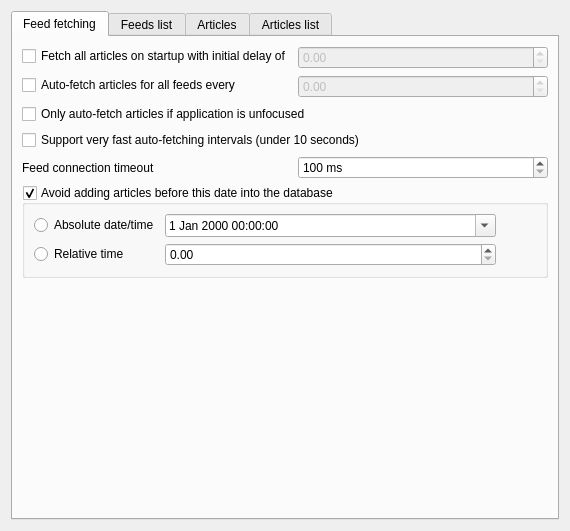
Old version of the form src/librssguard/gui/settings/settingsfeedsmessages.ui in the repository martinrotter/rssguard.
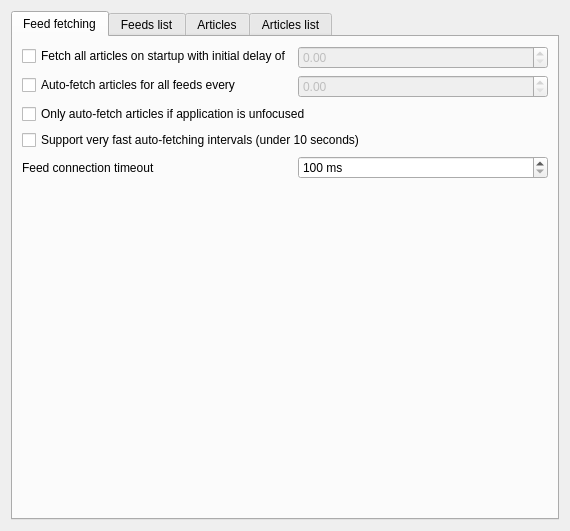
New version of the form. Custom widgets are drawn as their Qt base class.

Commit message: work on article amount limitting

```diff
--- a/src/librssguard/gui/settings/settingsfeedsmessages.ui
+++ b/src/librssguard/gui/settings/settingsfeedsmessages.ui
@@ -123,92 +123,7 @@
         </widget>
        </item>
        <item row="5" column="0" colspan="2">
-        <widget class="QGroupBox" name="m_gbAvoidOldArticles">
-         <property name="title">
-          <string>Avoid adding articles before this date into the database</string>
-         </property>
-         <property name="checkable">
-          <bool>true</bool>
-         </property>
-         <property name="checked">
-          <bool>true</bool>
-         </property>
-         <layout class="QGridLayout" name="gridLayout">
-          <item row="0" column="1">
-           <widget class="QDateTimeEdit" name="m_dtDateTimeToAvoid">
-            <property name="sizePolicy">
-             <sizepolicy hsizetype="Minimum" vsizetype="Fixed">
-              <horstretch>1</horstretch>
-              <verstretch>0</verstretch>
-             </sizepolicy>
-            </property>
-            <property name="minimumDate">
-             <date>
-              <year>1971</year>
-              <month>1</month>
-              <day>1</day>
-             </date>
-            </property>
-            <property name="calendarPopup">
-             <bool>true</bool>
-            </property>
-           </widget>
-          </item>
-          <item row="1" column="1">
-           <widget class="TimeSpinBox" name="m_spinHoursAvoid">
-            <property name="sizePolicy">
-             <sizepolicy hsizetype="Minimum" vsizetype="Fixed">
-              <horstretch>1</horstretch>
-              <verstretch>0</verstretch>
-             </sizepolicy>
-            </property>
-            <property name="maximum">
-             <double>10000.000000000000000</double>
-            </property>
-           </widget>
-          </item>
-          <item row="0" column="0">
-           <widget class="QRadioButton" name="m_rbAvoidAbsolute">
-            <property name="text">
-             <string>Absolute date/time</string>
-            </property>
-           </widget>
-          </item>
-          <item row="1" column="0">
-           <widget class="QRadioButton" name="m_rbAvoidRelative">
-            <property name="text">
-             <string>Relative time</string>
-            </property>
-           </widget>
-          </item>
-          <item row="1" column="2">
-           <spacer name="horizontalSpacer_4">
-            <property name="orientation">
-             <enum>Qt::Horizontal</enum>
-            </property>
-            <property name="sizeHint" stdset="0">
-             <size>
-              <width>40</width>
-              <height>20</height>
-             </size>
-            </property>
-           </spacer>
-          </item>
-          <item row="0" column="2">
-           <spacer name="horizontalSpacer_5">
-            <property name="orientation">
-             <enum>Qt::Horizontal</enum>
-            </property>
-            <property name="sizeHint" stdset="0">
-             <size>
-              <width>40</width>
-              <height>20</height>
-             </size>
-            </property>
-           </spacer>
-          </item>
-         </layout>
-        </widget>
+        <widget class="ArticleAmountControl" name="m_wdgArticleLimiting" native="true"/>
        </item>
       </layout>
      </widget>
@@ -727,6 +642,12 @@
    <header>helpspoiler.h</header>
    <container>1</container>
   </customwidget>
+  <customwidget>
+   <class>ArticleAmountControl</class>
+   <extends>QWidget</extends>
+   <header>articleamountcontrol.h</header>
+   <container>1</container>
+  </customwidget>
  </customwidgets>
  <tabstops>
   <tabstop>m_checkUpdateAllFeedsOnStartup</tabstop>
```
Left out of the diff: 36 changed lines with no effect on the pictures. The commit also changes 9 other files.
